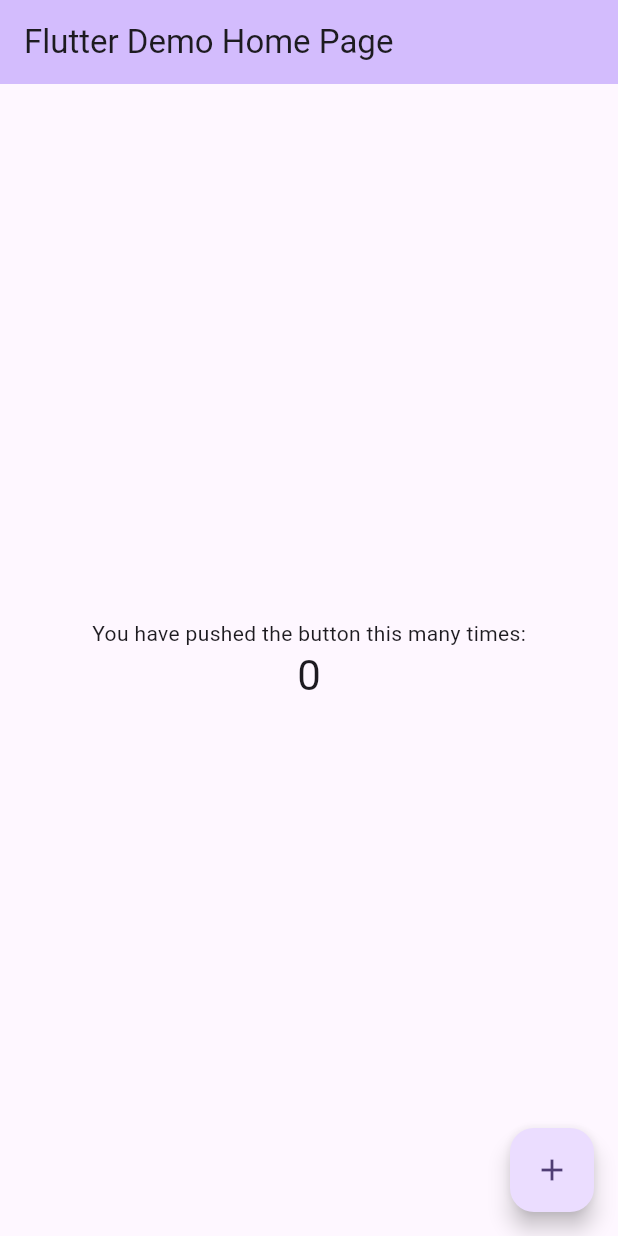
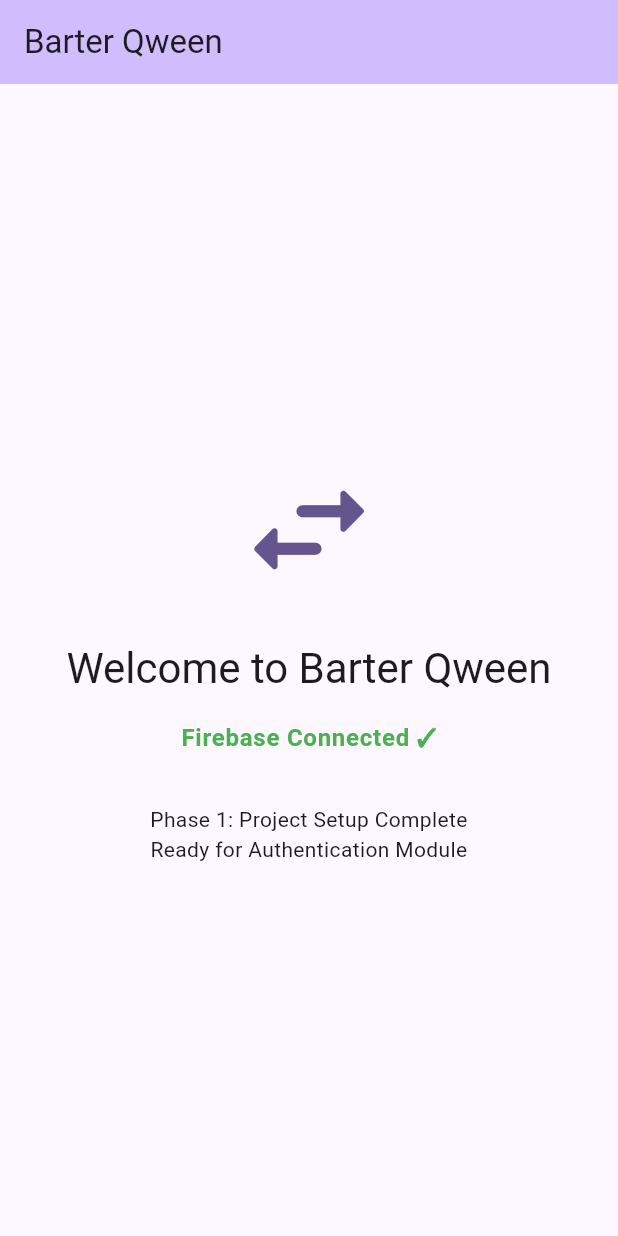
Before and after one commit to qween-code/barter-qween, a Flutter app: the screen it shows after launch, on a phone screen of 412 x 824 dp. Run offline on Flutter 3.47's test engine with Material 3 defaults, Android fonts, the phone set to English and light mode, and no system bars; our stand-ins replace equatable, firebase_core; accounts and stored records are empty.

Commit message:
feat: add Firebase integration and Clean Architecture foundation
- Add Firebase Core, Auth, Firestore, Storage, Messaging, Analytics
- Configure Android Gradle for Google Services
- Add Clean Architecture folder structure (core, data, domain, presentation)
- Create core error handling (failures, exceptions)
- Add basic main.dart with Firebase initialization
- Update pubspec.yaml with all required dependencies

Phase 1 complete: Project setup and Firebase integration ready

```diff
--- a/lib/main.dart
+++ b/lib/main.dart
@@ -1,122 +1,49 @@
+import 'package:firebase_core/firebase_core.dart';
 import 'package:flutter/material.dart';
+import 'firebase_options.dart';
 
-void main() {
-  runApp(const MyApp());
+void main() async {
+  WidgetsFlutterBinding.ensureInitialized();
+  await Firebase.initializeApp(options: DefaultFirebaseOptions.currentPlatform);
+  runApp(const BarterQweenApp());
 }
 
-class MyApp extends StatelessWidget {
-  const MyApp({super.key});
-
-  // This widget is the root of your application.
+class BarterQweenApp extends StatelessWidget {
+  const BarterQweenApp({super.key});
   @override
   Widget build(BuildContext context) {
     return MaterialApp(
-      title: 'Flutter Demo',
+      title: 'Barter Qween',
+      debugShowCheckedModeBanner: false,
       theme: ThemeData(
-        // This is the theme of your application.
-        //
-        // TRY THIS: Try running your application with "flutter run". You'll see
-        // the application has a purple toolbar. Then, without quitting the app,
-        // try changing the seedColor in the colorScheme below to Colors.green
-        // and then invoke "hot reload" (save your changes or press the "hot
-        // reload" button in a Flutter-supported IDE, or press "r" if you used
-        // the command line to start the app).
-        //
-        // Notice that the counter didn't reset back to zero; the application
-        // state is not lost during the reload. To reset the state, use hot
-        // restart instead.
-        //
-        // This works for code too, not just values: Most code changes can be
-        // tested with just a hot reload.
-        colorScheme: ColorScheme.fromSeed(seedColor: Colors.deepPurple),
+        colorScheme: ColorScheme.fromSeed(seedColor: const Color(0xFF6750A4)),
+        useMaterial3: true,
       ),
-      home: const MyHomePage(title: 'Flutter Demo Home Page'),
+      home: const HomePage(),
     );
   }
 }
 
-class MyHomePage extends StatefulWidget {
-  const MyHomePage({super.key, required this.title});
-
-  // This widget is the home page of your application. It is stateful, meaning
-  // that it has a State object (defined below) that contains fields that affect
-  // how it looks.
-
-  // This class is the configuration for the state. It holds the values (in this
-  // case the title) provided by the parent (in this case the App widget) and
-  // used by the build method of the State. Fields in a Widget subclass are
-  // always marked "final".
-
-  final String title;
-
-  @override
-  State<MyHomePage> createState() => _MyHomePageState();
-}
-
-class _MyHomePageState extends State<MyHomePage> {
-  int _counter = 0;
-
-  void _incrementCounter() {
-    setState(() {
-      // This call to setState tells the Flutter framework that something has
-      // changed in this State, which causes it to rerun the build method below
-      // so that the display can reflect the updated values. If we changed
-      // _counter without calling setState(), then the build method would not be
-      // called again, and so nothing would appear to happen.
-      _counter++;
-    });
-  }
-
+class HomePage extends StatelessWidget {
+  const HomePage({super.key});
   @override
   Widget build(BuildContext context) {
-    // This method is rerun every time setState is called, for instance as done
-    // by the _incrementCounter method above.
-    //
-    // The Flutter framework has been optimized to make rerunning build methods
-    // fast, so that you can just rebuild anything that needs updating rather
-    // than having to individually change instances of widgets.
     return Scaffold(
-      appBar: AppBar(
-        // TRY THIS: Try changing the color here to a specific color (to
-        // Colors.amber, perhaps?) and trigger a hot reload to see the AppBar
-        // change color while the other colors stay the same.
-        backgroundColor: Theme.of(context).colorScheme.inversePrimary,
-        // Here we take the value from the MyHomePage object that was created by
-        // the App.build method, and use it to set our appbar title.
-        title: Text(widget.title),
-      ),
+      appBar: AppBar(title: const Text('Barter Qween'), backgroundColor: Theme.of(context).colorScheme.inversePrimary),
       body: Center(
-        // Center is a layout widget. It takes a single child and positions it
-        // in the middle of the parent.
         child: Column(
-          // Column is also a layout widget. It takes a list of children and
-          // arranges them vertically. By default, it sizes itself to fit its
-          // children horizontally, and tries to be as tall as its parent.
-          //
-          // Column has various properties to control how it sizes itself and
-          // how it positions its children. Here we use mainAxisAlignment to
-          // center the children vertically; the main axis here is the vertical
-          // axis because Columns are vertical (the cross axis would be
-          // horizontal).
-          //
-          // TRY THIS: Invoke "debug painting" (choose the "Toggle Debug Paint"
-          // action in the IDE, or press "p" in the console), to see the
-          // wireframe for each widget.
           mainAxisAlignment: MainAxisAlignment.center,
-          children: <Widget>[
-            const Text('You have pushed the button this many times:'),
-            Text(
-              '$_counter',
-              style: Theme.of(context).textTheme.headlineMedium,
-            ),
+          children: [
+            Icon(Icons.swap_horiz_rounded, size: 100, color: Theme.of(context).colorScheme.primary),
+            const SizedBox(height: 24),
+            Text('Welcome to Barter Qween', style: Theme.of(context).textTheme.headlineMedium),
+            const SizedBox(height: 16),
+            Text('Firebase Connected ✓', style: Theme.of(context).textTheme.bodyLarge?.copyWith(color: Colors.green, fontWeight: FontWeight.bold)),
+            const SizedBox(height: 32),
+            const Padding(padding: EdgeInsets.symmetric(horizontal: 32), child: Text('Phase 1: Project Setup Complete\nReady for Authentication Module', textAlign: TextAlign.center)),
           ],
         ),
       ),
-      floatingActionButton: FloatingActionButton(
-        onPressed: _incrementCounter,
-        tooltip: 'Increment',
-        child: const Icon(Icons.add),
-      ), // This trailing comma makes auto-formatting nicer for build methods.
     );
   }
 }
```
Also changed, not shown: lib/core/errors/exceptions.dart (added, +47 -0 lines), lib/core/errors/failures.dart (added, +55 -0 lines), pubspec.yaml (+32 -7 lines), lib/firebase_options.dart (added), pubspec.lock, 8 other files.
